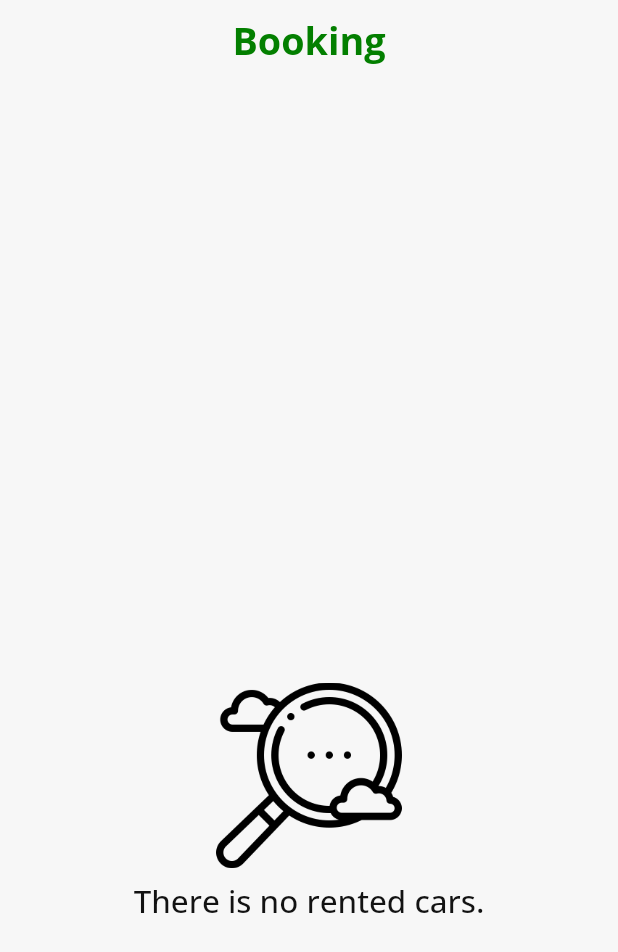
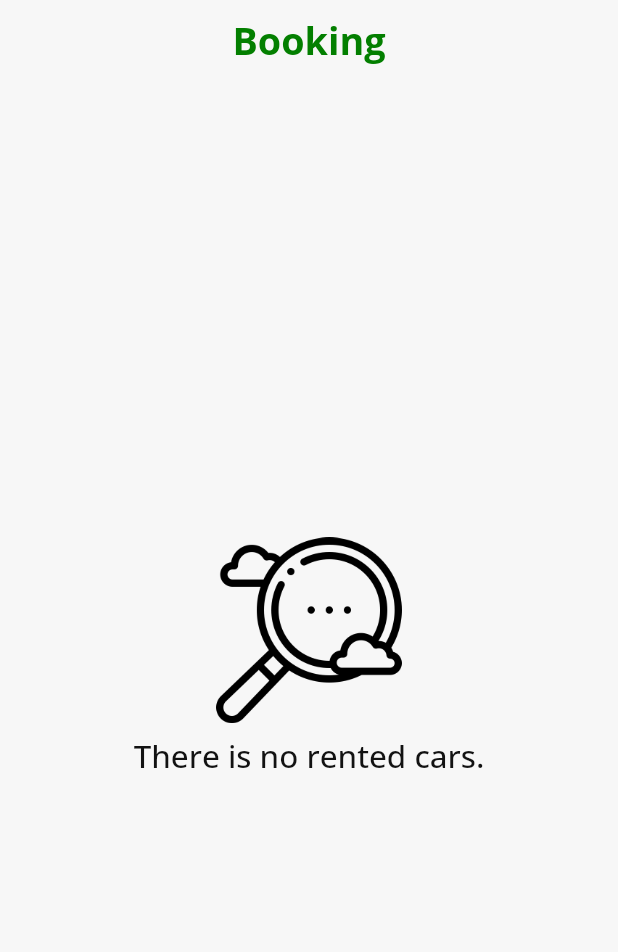
Before and after one commit to furkankalafat/rental-app, a Flutter app: the BookingView screen opened directly, on a phone screen of 412 x 824 dp. Shown: the top 952 px of the screen. Run offline on Flutter 3.47's test engine with Material 2 defaults, Android fonts, the phone set to English and light mode, and no system bars; our stand-ins replace dio, dropdown_button2, equatable, flutter_bloc, flutter_local_notifications, flutter_screenutil and 4 more; network calls fail; statements that could not run were skipped.

Commit message:
no result widget edited.

```diff
--- a/lib/presentation/app_components/widgets/app_no_result.dart
+++ b/lib/presentation/app_components/widgets/app_no_result.dart
@@ -16,7 +16,6 @@ class AppNoResult extends StatelessWidget {
         mainAxisAlignment: MainAxisAlignment.center,
         crossAxisAlignment: CrossAxisAlignment.center,
         children: [
-          SizedBox(height: 200.h),
           AppImageWidget(
               name: AppImage.instance.iconNoResult, height: 128, width: 128),
           SizedBox(height: 8.h),
```
